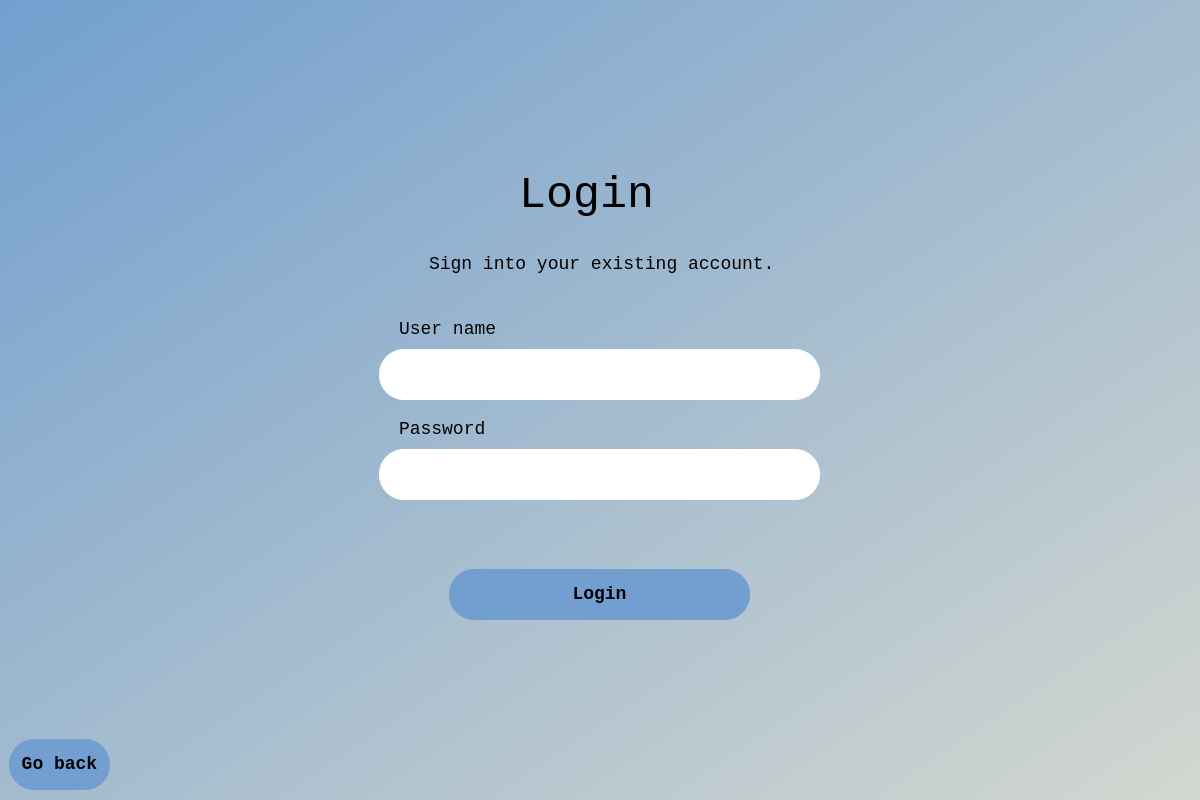
Above: facedetection/facedetection/gui/guiLogin.ui from Data-Assassins/Drowsiness-Detector-Project before the change. Below: the same form after it.
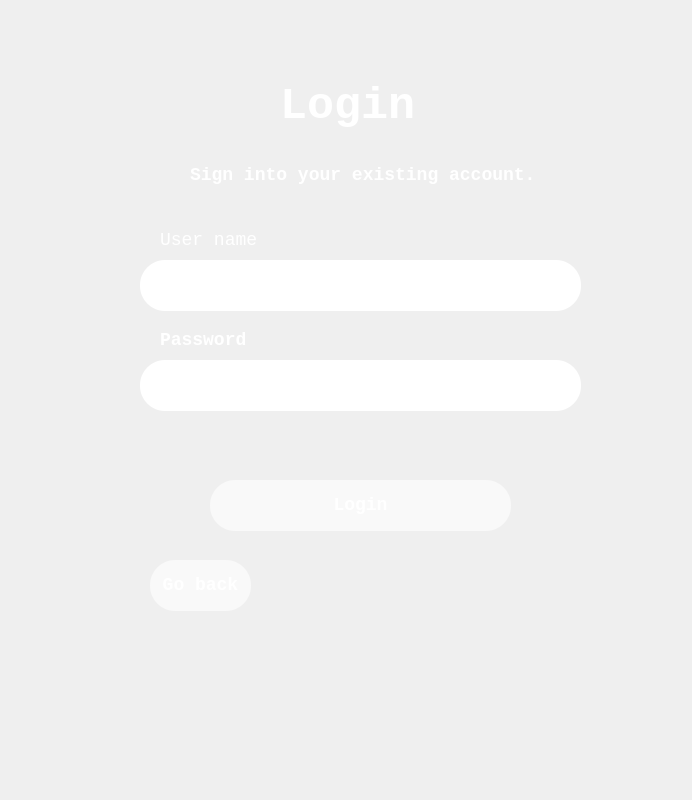
That is the form after the change.

```diff
--- a/facedetection/facedetection/gui/guiLogin.ui
+++ b/facedetection/facedetection/gui/guiLogin.ui
@@ -6,31 +6,64 @@
    <rect>
     <x>0</x>
     <y>0</y>
-    <width>1200</width>
+    <width>692</width>
     <height>800</height>
    </rect>
   </property>
   <property name="windowTitle">
    <string>Dialog</string>
   </property>
-  <widget class="QWidget" name="bgwidget" native="true">
-   <property name="geometry">
-    <rect>
-     <x>-1</x>
-     <y>-1</y>
-     <width>1201</width>
-     <height>801</height>
-    </rect>
-   </property>
-   <property name="styleSheet">
-    <string notr="true">QWidget#bgwidget{
-background-color:qlineargradient(spread:pad, x1:0, y1:0, x2:1, y2:1, stop:0 rgba(114, 159, 207, 255), stop:1 rgba(211, 215, 207, 255));}</string>
-   </property>
    <widget class="QLabel" name="label">
     <property name="geometry">
      <rect>
-      <x>430</x>
-      <y>220</y>
+     <x>0</x>
+     <y>0</y>
+     <width>691</width>
+     <height>801</height>
+    </rect>
+   </property>
+   <property name="text">
+    <string/>
+   </property>
+  </widget>
+  <widget class="QLabel" name="label_2">
+   <property name="geometry">
+    <rect>
+     <x>80</x>
+     <y>60</y>
+     <width>521</width>
+     <height>651</height>
+    </rect>
+   </property>
+   <property name="styleSheet">
+    <string notr="true">background-color: rgba(0, 0, 0,0);
+</string>
+   </property>
+   <property name="text">
+    <string/>
+   </property>
+  </widget>
+  <widget class="QLineEdit" name="usernamefield">
+   <property name="geometry">
+    <rect>
+     <x>140</x>
+     <y>260</y>
+     <width>441</width>
+     <height>51</height>
+    </rect>
+   </property>
+   <property name="styleSheet">
+    <string notr="true">border-radius: 25px;
+font-size:18px;
+font-weight: bold;
+</string>
+   </property>
+  </widget>
+  <widget class="QLabel" name="label_3">
+   <property name="geometry">
+    <rect>
+     <x>190</x>
+     <y>130</y>
       <width>361</width>
       <height>91</height>
      </rect>
@@ -39,21 +72,49 @@
      <font>
       <family>Monospace</family>
       <pointsize>-1</pointsize>
+     <weight>75</weight>
+     <bold>true</bold>
      </font>
     </property>
     <property name="styleSheet">
      <string notr="true">font-size:18px;
-</string>
+color: rgb(255, 255, 255);</string>
     </property>
     <property name="text">
      <string>Sign into your existing account.</string>
     </property>
    </widget>
+  <widget class="QLabel" name="label_5">
+   <property name="geometry">
+    <rect>
+     <x>160</x>
+     <y>320</y>
+     <width>121</width>
+     <height>41</height>
+    </rect>
+   </property>
+   <property name="font">
+    <font>
+     <family>Monospace</family>
+     <pointsize>-1</pointsize>
+     <weight>75</weight>
+     <bold>true</bold>
+    </font>
+   </property>
+   <property name="styleSheet">
+    <string notr="true">color: rgb(255, 255, 255);
+font-size:18px;
+</string>
+   </property>
+   <property name="text">
+    <string>Password</string>
+   </property>
+  </widget>
    <widget class="QPushButton" name="login">
     <property name="geometry">
      <rect>
-      <x>450</x>
-      <y>570</y>
+     <x>210</x>
+     <y>480</y>
       <width>301</width>
       <height>51</height>
      </rect>
@@ -67,20 +128,21 @@
      </font>
     </property>
     <property name="styleSheet">
-     <string notr="true">background-color: rgb(114, 159, 207);
- border-radius: 25px;
+    <string notr="true">background-color: rgba(255,255,255,0.6);
+border-radius: 25px;
 font-size:18px;
-font-weight: bold;</string>
+font-weight: bold;
+color: rgb(255, 255, 255);</string>
     </property>
     <property name="text">
      <string>Login</string>
     </property>
    </widget>
-   <widget class="QLabel" name="label_2">
+  <widget class="QLabel" name="label_4">
     <property name="geometry">
      <rect>
-      <x>520</x>
-      <y>150</y>
+     <x>280</x>
+     <y>60</y>
       <width>161</width>
       <height>91</height>
      </rect>
@@ -89,98 +151,23 @@
      <font>
       <family>Monospace</family>
       <pointsize>-1</pointsize>
+     <weight>75</weight>
+     <bold>true</bold>
      </font>
     </property>
     <property name="styleSheet">
      <string notr="true">font-size:45px;
-</string>
+color: rgb(255, 255, 255);</string>
     </property>
     <property name="text">
      <string>Login</string>
     </property>
    </widget>
-   <widget class="QLineEdit" name="passwordfield">
-    <property name="geometry">
-     <rect>
-      <x>380</x>
-      <y>450</y>
-      <width>441</width>
-      <height>51</height>
-     </rect>
-    </property>
-    <property name="styleSheet">
-     <string notr="true">border-radius: 25px;
-font-size:18px;
-font-weight: bold;</string>
-    </property>
-   </widget>
-   <widget class="QLineEdit" name="usernamefield">
-    <property name="geometry">
-     <rect>
-      <x>380</x>
-      <y>350</y>
-      <width>441</width>
-      <height>51</height>
-     </rect>
-    </property>
-    <property name="styleSheet">
-     <string notr="true">border-radius: 25px;
-font-size:18px;
-font-weight: bold;
-</string>
-    </property>
-   </widget>
-   <widget class="QLabel" name="label_3">
-    <property name="geometry">
-     <rect>
-      <x>400</x>
-      <y>310</y>
-      <width>121</width>
-      <height>41</height>
-     </rect>
-    </property>
-    <property name="font">
-     <font>
-      <family>Monospace</family>
-      <pointsize>-1</pointsize>
-     </font>
-    </property>
-    <property name="styleSheet">
-     <string notr="true">font-size:18px;
-</string>
-    </property>
-    <property name="text">
-     <string>User name</string>
-    </property>
-   </widget>
-   <widget class="QLabel" name="label_4">
-    <property name="geometry">
-     <rect>
-      <x>400</x>
-      <y>410</y>
-      <width>121</width>
-      <height>41</height>
-     </rect>
-    </property>
-    <property name="font">
-     <font>
-      <family>Monospace</family>
-      <pointsize>-1</pointsize>
-     </font>
-    </property>
-    <property name="styleSheet">
-     <string notr="true">font-size:18px;
-</string>
-    </property>
-    <property name="text">
-     <string>Password</string>
-    </property>
-   </widget>
    <widget class="QLabel" name="errorfield">
     <property name="geometry">
      <rect>
-      <x>400</x>
-      <y>510</y>
+     <x>160</x>
+     <y>420</y>
       <width>531</width>
       <height>41</height>
      </rect>
@@ -200,11 +187,50 @@
      <string/>
     </property>
    </widget>
+  <widget class="QLineEdit" name="passwordfield">
+   <property name="geometry">
+    <rect>
+     <x>140</x>
+     <y>360</y>
+     <width>441</width>
+     <height>51</height>
+    </rect>
+   </property>
+   <property name="styleSheet">
+    <string notr="true">border-radius: 25px;
+font-size:18px;
+font-weight: bold;</string>
+   </property>
+  </widget>
+  <widget class="QLabel" name="label_6">
+   <property name="geometry">
+    <rect>
+     <x>160</x>
+     <y>220</y>
+     <width>121</width>
+     <height>41</height>
+    </rect>
+   </property>
+   <property name="font">
+    <font>
+     <family>Monospace</family>
+     <pointsize>-1</pointsize>
+    </font>
+   </property>
+   <property name="styleSheet">
+    <string notr="true">font-size:18px;
+color: rgb(255, 255, 255);
+</string>
+   </property>
+   <property name="text">
+    <string>User name</string>
+   </property>
+  </widget>
    <widget class="QPushButton" name="backbutton">
     <property name="geometry">
      <rect>
-      <x>10</x>
-      <y>740</y>
+     <x>150</x>
+     <y>560</y>
       <width>101</width>
       <height>51</height>
      </rect>
@@ -218,15 +244,15 @@
      </font>
     </property>
     <property name="styleSheet">
-     <string notr="true">background-color: rgb(114, 159, 207);
+    <string notr="true">background-color: rgba(255,255,255,0.6);
  border-radius: 25px;
 font-size:18px;
-font-weight: bold;</string>
+font-weight: bold;
+color: rgb(255, 255, 255);</string>
     </property>
     <property name="text">
      <string>Go back</string>
     </property>
-   </widget>
   </widget>
  </widget>
  <resources/>
```
Lines whose indentation alone changed are shown as unchanged.
